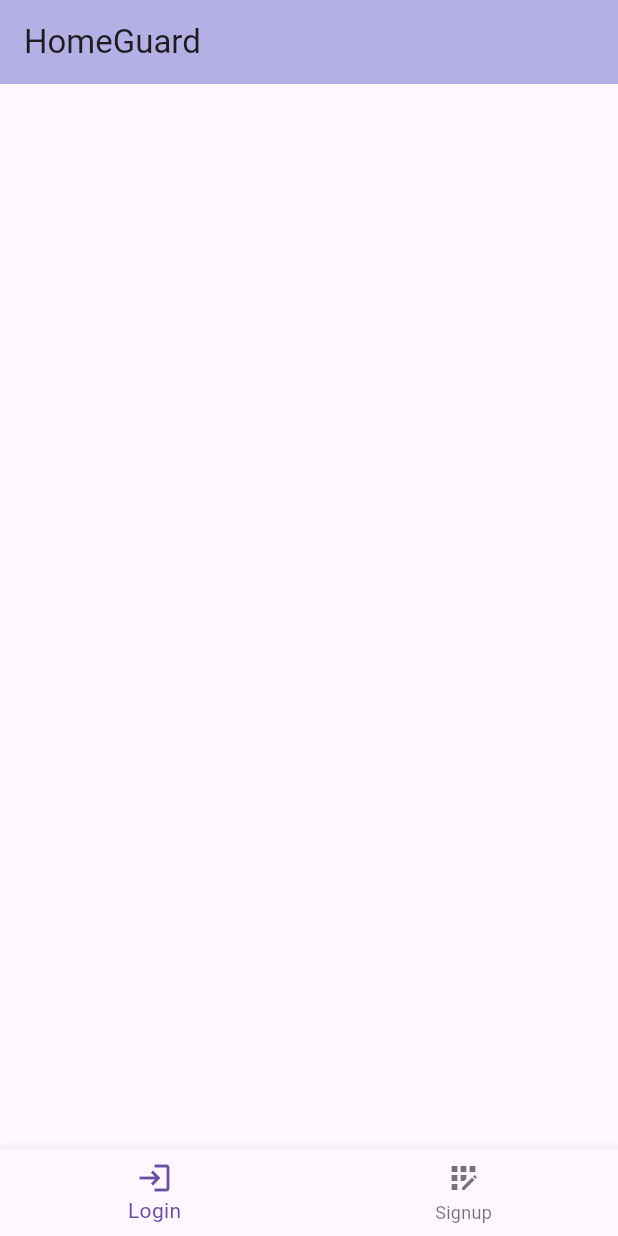
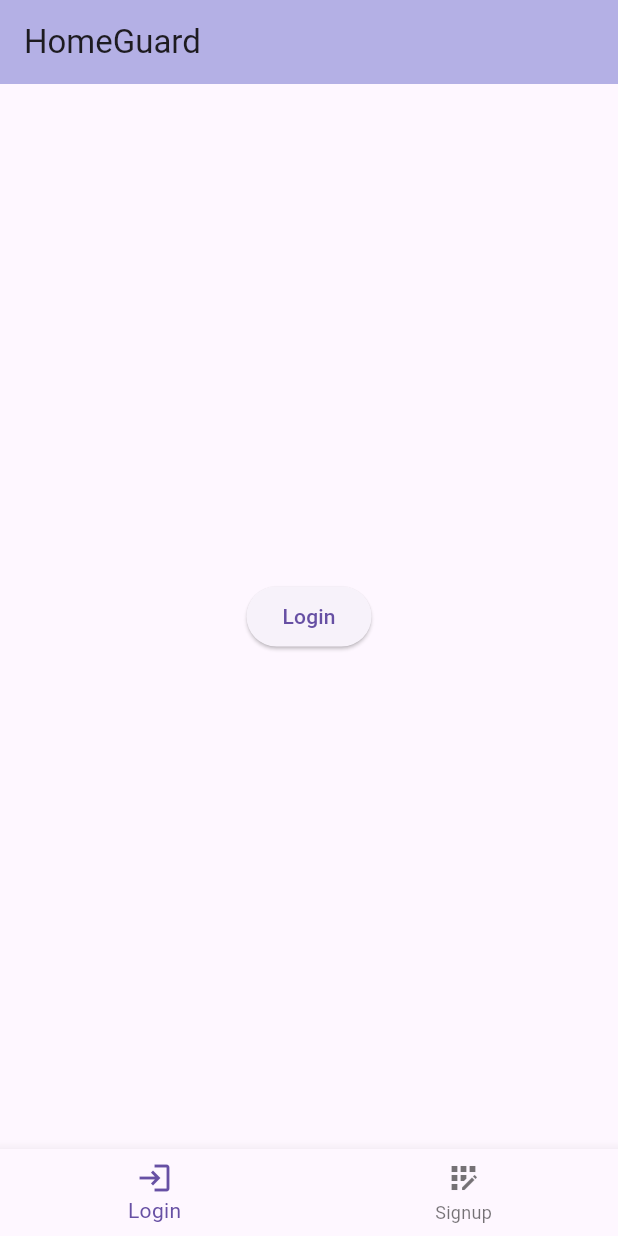
Before and after one commit to DorreenRostami/ScanIoT, a Flutter app: the screen it shows after launch, on a phone screen of 412 x 824 dp. Run offline on Flutter 3.47's test engine with Material 3 defaults, Android fonts, the phone set to English and light mode, and no system bars.

Commit message:
Update main.dart
added button

```diff
--- a/lib/main.dart
+++ b/lib/main.dart
@@ -16,6 +16,8 @@ class MyApp extends StatelessWidget {
           backgroundColor: const Color.fromARGB(84, 30, 30, 176),
           title: const Text('HomeGuard'),
         ),
+        body: Center(
+            child: ElevatedButton(onPressed: () {}, child: Text('Login'))),
         bottomNavigationBar: BottomNavigationBar(items: const [
           BottomNavigationBarItem(label: 'Login', icon: Icon(Icons.login)),
           BottomNavigationBarItem(
```
